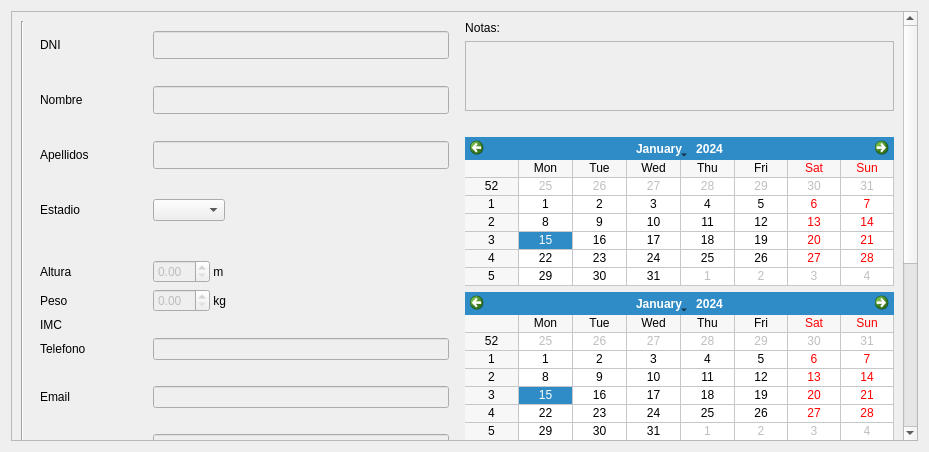
The window that GUI/resources/pacients_widget.ui (Drahness/Parkingson) describes before a commit, drawn with Qt 5.
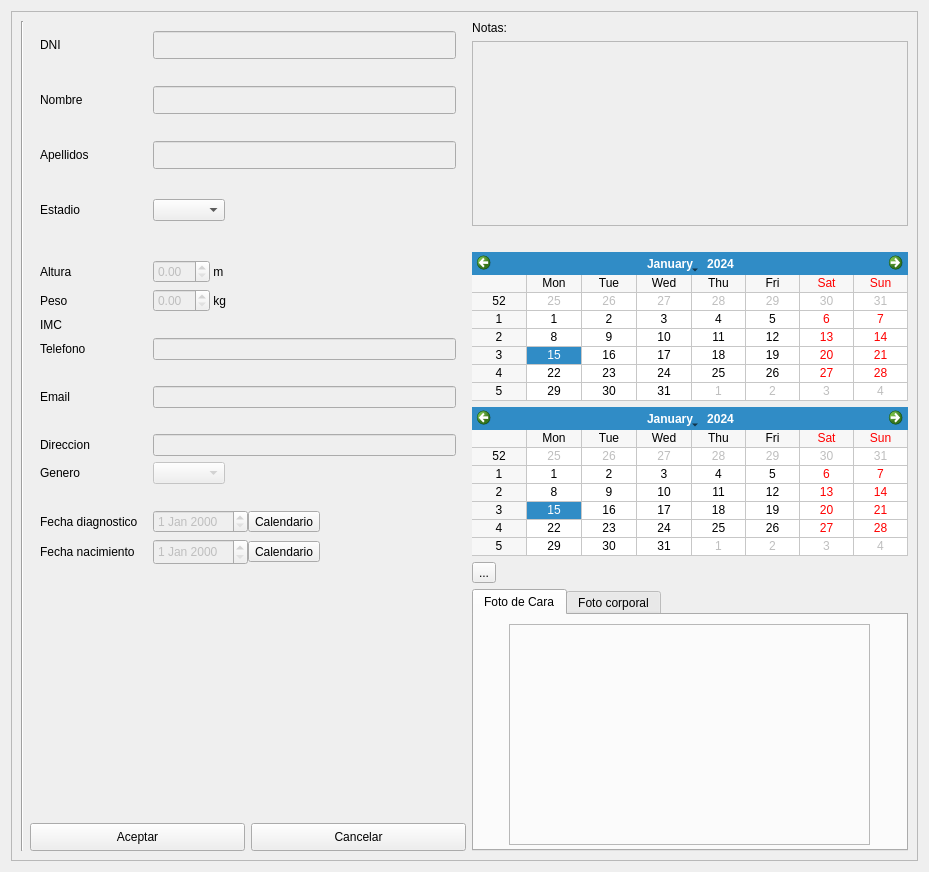
The same window after the commit. Icons and pictures are not drawn.

What changed in the file:
```diff
--- a/GUI/resources/pacients_widget.ui
+++ b/GUI/resources/pacients_widget.ui
@@ -7,7 +7,7 @@
     <x>0</x>
     <y>0</y>
     <width>929</width>
-    <height>452</height>
+    <height>872</height>
    </rect>
   </property>
   <property name="windowTitle">
@@ -24,8 +24,8 @@
        <rect>
         <x>0</x>
         <y>0</y>
-        <width>896</width>
-        <height>858</height>
+        <width>909</width>
+        <height>852</height>
        </rect>
       </property>
       <layout class="QHBoxLayout" name="horizontalLayout_8">
@@ -626,6 +626,12 @@
                    <height>221</height>
                   </size>
                  </property>
+                 <property name="frameShape">
+                  <enum>QFrame::StyledPanel</enum>
+                 </property>
+                 <property name="frameShadow">
+                  <enum>QFrame::Raised</enum>
+                 </property>
                  <property name="text">
                   <string/>
                  </property>
```
Left out of the diff: 6 changed lines with no effect on the pictures.
